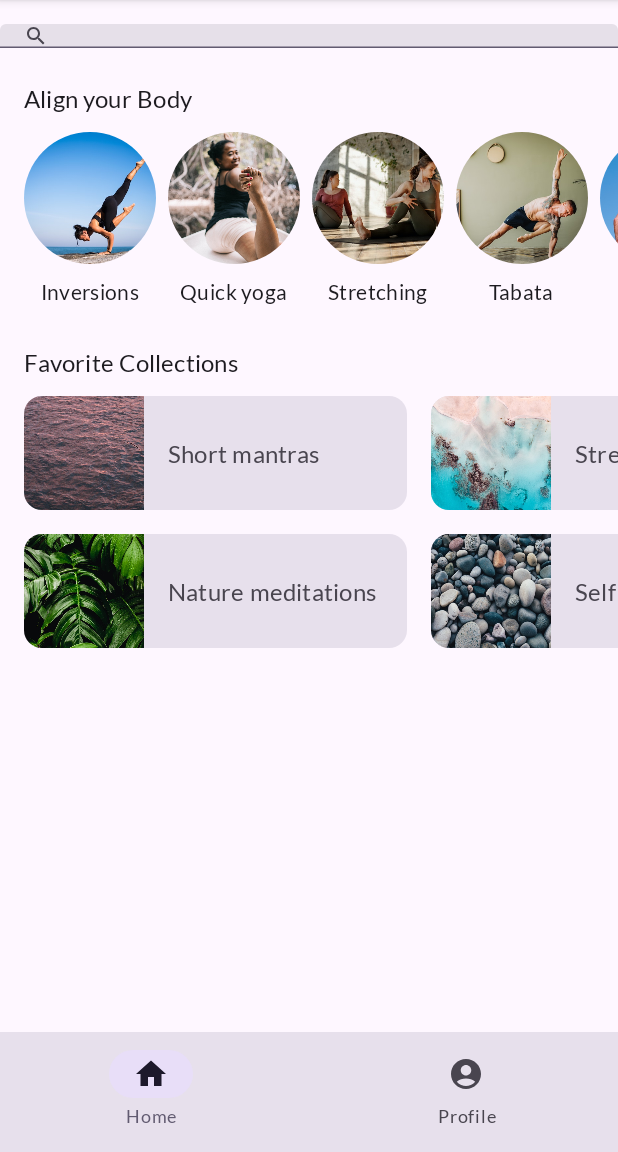
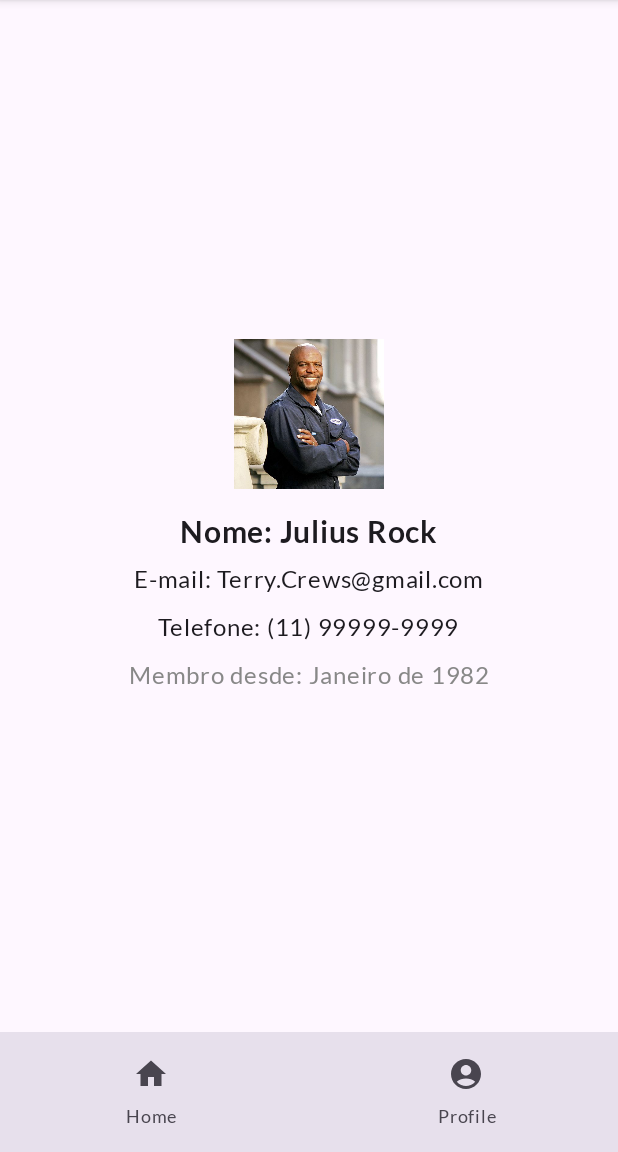
Before and after one commit to arthur-lyra/Pr-tica-Alterar-c-digo-AppCalmaria, an Android app built with Jetpack Compose: the screen it shows after launch (MainActivity), item 2 of the bottom bar chosen, on a phone screen of 412 x 824 dp, the part 84-1236 px from its top. Run offline under Robolectric (Android 15) with nearby library versions, the phone set to English and light mode, and no system bars.

Commit message:
feat:Criação da pagina de perfil e transição entre perfil e home.

```diff
--- a/app/build.gradle.kts
+++ b/app/build.gradle.kts
@@ -49,6 +49,7 @@ dependencies {
     implementation(libs.androidx.ui.graphics)
     implementation(libs.androidx.ui.tooling.preview)
     implementation(libs.androidx.material3)
+    implementation(libs.androidx.navigation.compose)
     testImplementation(libs.junit)
     androidTestImplementation(libs.androidx.junit)
     androidTestImplementation(libs.androidx.espresso.core)
--- a/app/src/main/java/com/example/layoutbasico/MainActivity.kt
+++ b/app/src/main/java/com/example/layoutbasico/MainActivity.kt
@@ -12,6 +12,7 @@ import androidx.compose.foundation.layout.Column
 import androidx.compose.foundation.layout.PaddingValues
 import androidx.compose.foundation.layout.Row
 import androidx.compose.foundation.layout.Spacer
+import androidx.compose.foundation.layout.fillMaxSize
 import androidx.compose.foundation.layout.fillMaxWidth
 import androidx.compose.foundation.layout.height
 import androidx.compose.foundation.layout.heightIn
@@ -48,11 +49,18 @@ import androidx.compose.runtime.setValue
 import androidx.compose.ui.Alignment
 import androidx.compose.ui.Modifier
 import androidx.compose.ui.draw.clip
+import androidx.compose.ui.graphics.Color
 import androidx.compose.ui.layout.ContentScale
 import androidx.compose.ui.res.painterResource
 import androidx.compose.ui.res.stringResource
+import androidx.compose.ui.text.font.FontWeight
 import androidx.compose.ui.tooling.preview.Preview
 import androidx.compose.ui.unit.dp
+import androidx.compose.ui.unit.sp
+import androidx.navigation.NavController
+import androidx.navigation.compose.NavHost
+import androidx.navigation.compose.composable
+import androidx.navigation.compose.rememberNavController
 import com.example.layoutbasico.ui.theme.LayoutBasicoTheme
 
 class MainActivity : ComponentActivity() {
@@ -303,7 +311,7 @@ private fun AlignYourBodyRow(
 
 // Navegacao
  @Composable
-private fun BarraNavegacao(modifier: Modifier = Modifier) {
+private fun BarraNavegacao(navController: NavController,modifier: Modifier = Modifier) {
     NavigationBar(
         containerColor = MaterialTheme.colorScheme.surfaceVariant,
         modifier = modifier
@@ -318,8 +326,8 @@ private fun BarraNavegacao(modifier: Modifier = Modifier) {
             label = {
                 Text(stringResource(R.string.bottom_navigation_home))
             },
-            selected = true,
-            onClick = {}
+            selected = navController.currentBackStackEntry?.destination?.route == "home",
+            onClick = {navController.navigate("home")}
         )
         NavigationBarItem(
             icon = {
@@ -331,29 +339,61 @@ private fun BarraNavegacao(modifier: Modifier = Modifier) {
             label = {
                 Text(stringResource(R.string.bottom_navigation_profile))
             },
-            selected = false,
-            onClick = {}
+            selected = navController.currentBackStackEntry?.destination?.route == "profile",
+            onClick = {navController.navigate("profile")}
         )
     }
 }
-
-
-//Scaffold
-@Composable
-fun CalmariaApp() {
-    LayoutBasicoTheme {
-        Scaffold(bottomBar = {
-            BarraNavegacao()
-        }) {
-            padding ->
-                HomeScreen(Modifier.padding(padding))
-        }
-    }
-}
+ @Composable
+ fun ProfileScreen() {
+     Column(
+         modifier = Modifier
+             .fillMaxSize()
+             .padding(16.dp),
+         horizontalAlignment = Alignment.CenterHorizontally,
+         verticalArrangement = Arrangement.Center
+     ) {
+         Image(
+             painter = painterResource(id = R.drawable.terry),
+             contentDescription = "Ícone de Perfil",
+             modifier = Modifier.size(100.dp)
+         )
+         Spacer(modifier = Modifier.height(16.dp))
+         Text(text = "Nome: Julius Rock", fontSize = 20.sp, fontWeight = FontWeight.Bold)
+         Spacer(modifier = Modifier.height(8.dp))
+         Text(text = "E-mail: Terry.Crews@gmail.com", fontSize = 16.sp)
+         Spacer(modifier = Modifier.height(8.dp))
+         Text(text = "Telefone: (11) 99999-9999", fontSize = 16.sp)
+         Spacer(modifier = Modifier.height(8.dp))
+         Text(text = "Membro desde: Janeiro de 1982", fontSize = 16.sp, color = Color.Gray)
+     }
+ }
 
 
 
 
+ //Scaffold
+@Composable
+fun CalmariaApp() {
+
+    val navController = rememberNavController()
+
+    LayoutBasicoTheme {
+        Scaffold(bottomBar = {
+            BarraNavegacao(navController = navController)
+        }) {
+            padding ->
+            NavHost(
+                navController = navController,
+                startDestination = "home",
+                modifier = Modifier.padding(padding)
+            ) {
+                composable("home") { HomeScreen() }
+                composable("profile") { ProfileScreen() }
+            }
+        }
+    }
+}
 
 
  private val alignYourBodyData = listOf(
--- a/gradle/libs.versions.toml
+++ b/gradle/libs.versions.toml
@@ -8,6 +8,7 @@ espressoCore = "3.6.1"
 lifecycleRuntimeKtx = "2.8.7"
 activityCompose = "1.10.0"
 composeBom = "2024.04.01"
+navigationCompose = "2.8.7"
 
 [libraries]
 androidx-core-ktx = { group = "androidx.core", name = "core-ktx", version.ref = "coreKtx" }
@@ -24,6 +25,7 @@ androidx-ui-tooling-preview = { group = "androidx.compose.ui", name = "ui-toolin
 androidx-ui-test-manifest = { group = "androidx.compose.ui", name = "ui-test-manifest" }
 androidx-ui-test-junit4 = { group = "androidx.compose.ui", name = "ui-test-junit4" }
 androidx-material3 = { group = "androidx.compose.material3", name = "material3" }
+androidx-navigation-compose = { group = "androidx.navigation", name = "navigation-compose", version.ref = "navigationCompose" }
 
 [plugins]
 android-application = { id = "com.android.application", version.ref = "agp" }
```
Also changed, not shown: app/src/main/res/drawable-nodpi/terry.jpg (added).
